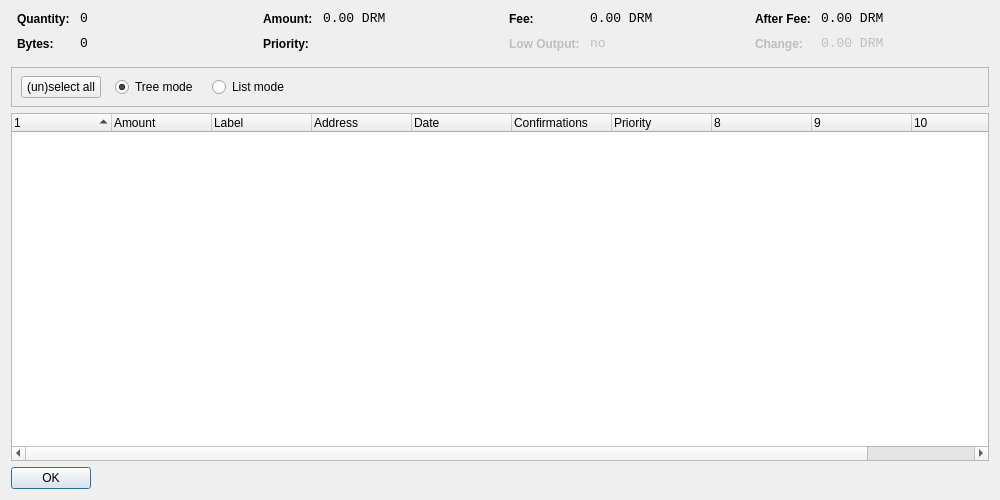
This is src/qt/forms/coincontroldialog.ui in sha-doh/Monkey as Qt 5 draws it before an edit. The edited form follows.
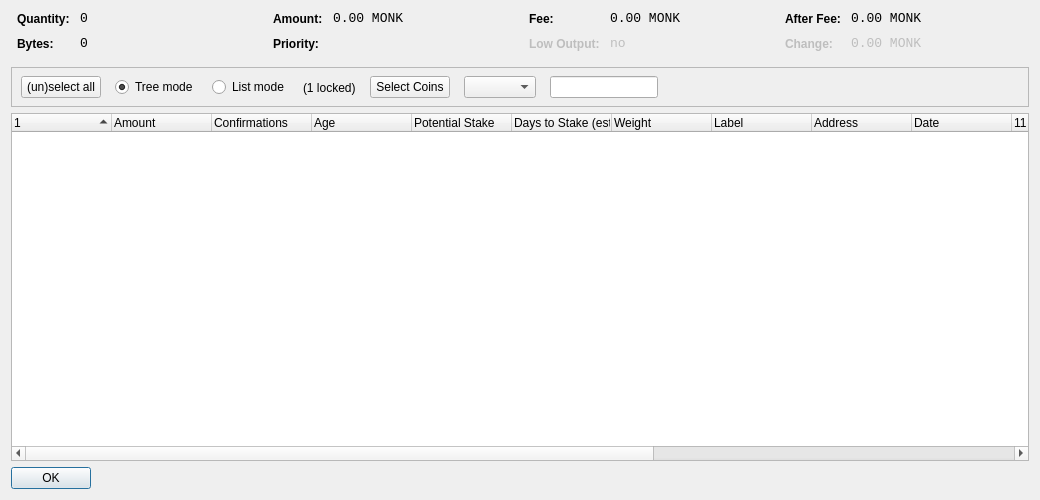
This is the edited form. Custom widgets are drawn as their Qt base class.

Diff of the .ui file:
```diff
--- a/src/qt/forms/coincontroldialog.ui
+++ b/src/qt/forms/coincontroldialog.ui
@@ -6,7 +6,7 @@
    <rect>
     <x>0</x>
     <y>0</y>
-    <width>1000</width>
+    <width>1040</width>
     <height>500</height>
    </rect>
   </property>
@@ -141,7 +141,7 @@
           <enum>Qt::ActionsContextMenu</enum>
          </property>
          <property name="text">
-          <string notr="true">0.00 DRM</string>
+          <string notr="true">0.00 MONK</string>
          </property>
          <property name="textInteractionFlags">
           <set>Qt::LinksAccessibleByMouse|Qt::TextSelectableByKeyboard|Qt::TextSelectableByMouse</set>
@@ -221,7 +221,7 @@
           <enum>Qt::ActionsContextMenu</enum>
          </property>
          <property name="text">
-          <string notr="true">0.00 DRM</string>
+          <string notr="true">0.00 MONK</string>
          </property>
          <property name="textInteractionFlags">
           <set>Qt::LinksAccessibleByMouse|Qt::TextSelectableByKeyboard|Qt::TextSelectableByMouse</set>
@@ -307,7 +307,7 @@
           <enum>Qt::ActionsContextMenu</enum>
          </property>
          <property name="text">
-          <string notr="true">0.00 DRM</string>
+          <string notr="true">0.00 MONK</string>
          </property>
          <property name="textInteractionFlags">
           <set>Qt::LinksAccessibleByMouse|Qt::TextSelectableByKeyboard|Qt::TextSelectableByMouse</set>
@@ -345,7 +345,7 @@
           <enum>Qt::ActionsContextMenu</enum>
          </property>
          <property name="text">
-          <string notr="true">0.00 DRM</string>
+          <string notr="true">0.00 MONK</string>
          </property>
          <property name="textInteractionFlags">
           <set>Qt::LinksAccessibleByMouse|Qt::TextSelectableByKeyboard|Qt::TextSelectableByMouse</set>
@@ -379,7 +379,7 @@
         <height>41</height>
        </rect>
       </property>
-      <layout class="QHBoxLayout" name="horizontalLayoutPanel" stretch="0,0,0,0,0">
+      <layout class="QHBoxLayout" name="horizontalLayoutPanel" stretch="0,0,0,0,0,0,0">
        <property name="spacing">
         <number>14</number>
        </property>
@@ -425,6 +425,44 @@
          </property>
         </widget>
        </item>
+	   
+	   <item>
+        <widget class="QLabel" name="labelLocked">
+          <property name="text">
+            <string notr="true">(1 locked)</string>
+          </property>
+        </widget>
+       </item>
+       <item>
+        <widget class="QPushButton" name="pushButtonCustomCC">
+         <property name="text">
+          <string>Select Coins</string>
+         </property>
+        </widget>
+       </item>
+       <item>
+        <widget class="QComboBox" name="QComboBoxFilterCoins"/>
+       </item>
+       <item>
+        <widget class="QLineEdit" name="lineEditCustomCC">
+         <property name="enabled">
+          <bool>true</bool>
+         </property>
+         <property name="sizePolicy">
+          <sizepolicy hsizetype="Fixed" vsizetype="Fixed">
+           <horstretch>0</horstretch>
+           <verstretch>0</verstretch>
+          </sizepolicy>
+         </property>
+         <property name="baseSize">
+          <size>
+           <width>50</width>
+           <height>0</height>
+          </size>
+         </property>
+        </widget>
+       </item>
+	   
        <item>
         <spacer name="horizontalSpacer">
          <property name="orientation">
@@ -451,7 +489,7 @@
       <bool>false</bool>
      </property>
      <property name="columnCount">
-      <number>11</number>
+      <number>16</number>
      </property>
      <attribute name="headerShowSortIndicator" stdset="0">
       <bool>true</bool>
@@ -469,14 +507,42 @@
        <string>Amount</string>
       </property>
      </column>
+     <column>
+      <property name="text">
+      <string>Confirmations</string>
+      </property>
+      <property name="toolTip">
+      <string>Confirmed</string>
+      </property>
+     </column>
+     <column>
+      <property name="text">
+       <string>Age</string> /** age **/
+      </property>
+     </column>
+	   <column>
+      <property name="text">
+       <string>Potential Stake</string>
+      </property>
+     </column>
+  	 <column>
+      <property name="text">
+      <string>Days to Stake (est.)</string>
+      </property>
+     </column>
+     <column>
+      <property name="text">
+       <string>Weight</string>
+      </property>
+     </column>
      <column>
       <property name="text">
        <string>Label</string>
       </property>
-     </column>
+      </column>
      <column>
       <property name="text">
-       <string>Address</string>
+      <string>Address</string>
       </property>
      </column>
      <column>
@@ -486,10 +552,12 @@
      </column>
      <column>
       <property name="text">
-       <string>Confirmations</string>
+       <string/>
       </property>
-      <property name="toolTip">
-       <string>Confirmed</string>
+     </column>
+     <column>
+      <property name="text">
+       <string/>
       </property>
      </column>
      <column>
@@ -502,17 +570,12 @@
        <string/>
       </property>
      </column>
-     <column>
+	 <column>
       <property name="text">
        <string/>
       </property>
      </column>
-     <column>
-      <property name="text">
-       <string/>
-      </property>
-     </column>
-     <column>
+	 <column>
       <property name="text">
        <string/>
       </property>
```
